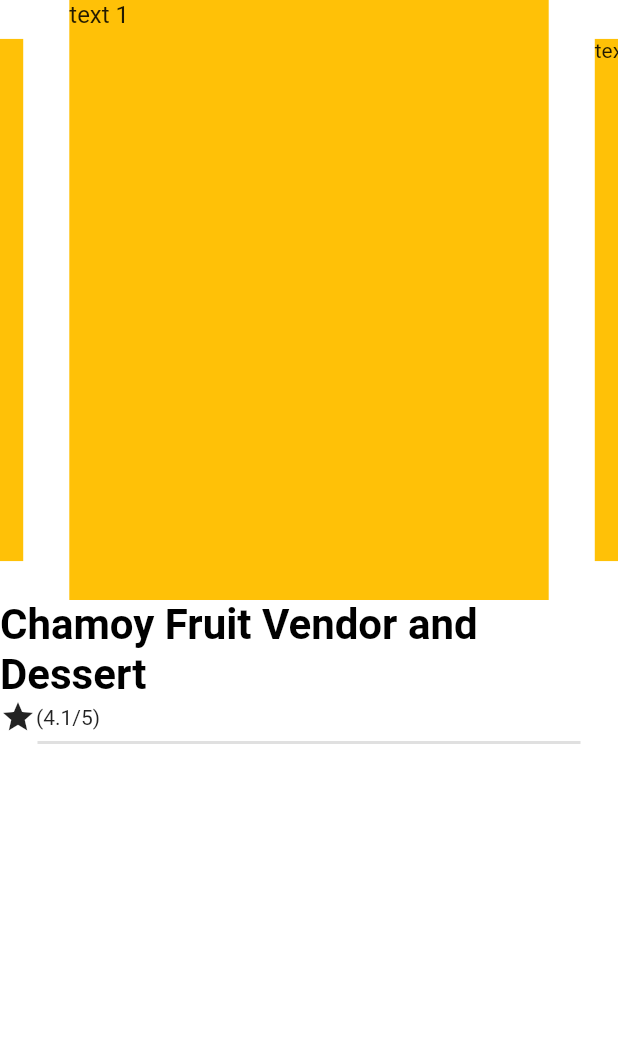
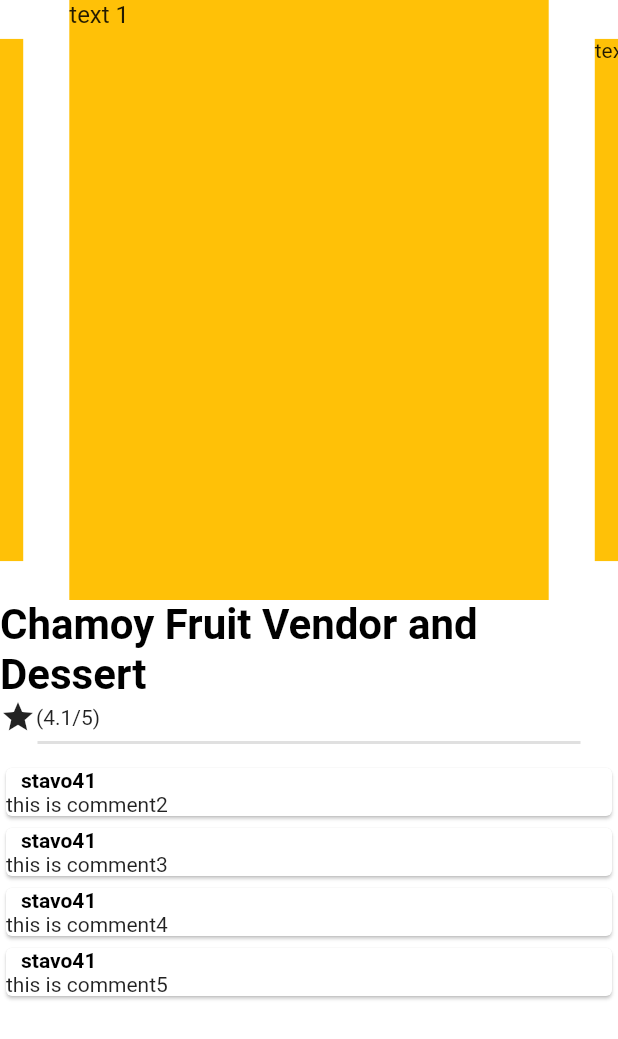
Before and after one commit to gustavojimenez41/SpotHot, a Flutter app: the Home screen opened by its route, item 2 of the bottom bar chosen, after a tap on "MORE INFO", on a phone screen of 412 x 824 dp. Shown: the top 1039 px of the screen. Run offline on Flutter 3.47's test engine with Material 2 defaults, Android fonts, the phone set to English and light mode, and no system bars; drawn by our look-alikes of carousel_slider; our stand-ins replace cloud_firestore, firebase_auth, firebase_core, firebase_storage, flushbar, geolocator and 4 more; missing offline and left inert: firebase_image; accounts and stored records are empty.

```diff
--- a/lib/components/post_tile.dart
+++ b/lib/components/post_tile.dart
@@ -71,7 +71,7 @@ class _PostTileState extends State<PostTile> {
                 decoration: BoxDecoration(
                     image: DecorationImage(
                       image: FirebaseImage(
-                          widget.postCreator.user_profile_picture,
+                          widget.postCreator.userProfilePictureLocation,
                           shouldCache: false),
                     ),
                     borderRadius: BorderRadius.circular(28.0)),
@@ -410,7 +410,7 @@ class _PostPageState extends State<PostPage> {
                                       image: DecorationImage(
                                         image: FirebaseImage(
                                             widget.postInformation.postCreator
-                                                .user_profile_picture,
+                                                .userProfilePictureLocation,
                                             shouldCache: false),
                                       ),
                                       borderRadius:
--- a/lib/main.dart
+++ b/lib/main.dart
@@ -5,6 +5,7 @@ import 'package:spot_hot/screens/registration_screen.dart';
 import 'package:spot_hot/screens/chat_screen.dart';
 import 'package:spot_hot/screens/home.dart';
 import 'package:spot_hot/screens/property_screen.dart';
+import 'package:spot_hot/screens/new_search_screen.dart';
 
 void main() => runApp(SpotHot());
 
@@ -20,6 +21,7 @@ class SpotHot extends StatelessWidget {
         ChatScreen.id: (context) => ChatScreen(),
         Home.id: (context) => Home(),
         PropertyScreen.id: (context) => PropertyScreen(),
+        SearchNew.id: (context) => SearchNew(),
       },
     );
   }
--- a/lib/models/user.dart
+++ b/lib/models/user.dart
@@ -9,8 +9,8 @@ class User {
   List<String> following;
   List<String> followers;
   String userName;
-  String user_profile_picture;
+  String userProfilePictureLocation;
 
   User(this.firstName, this.lastName, this.bio, this.uuid, this.userName,
-      this.following, this.followers, this.user_profile_picture) {}
+      this.following, this.followers, this.userProfilePictureLocation) {}
 }
--- a/lib/screens/login_screen.dart
+++ b/lib/screens/login_screen.dart
@@ -4,6 +4,7 @@ import 'package:spot_hot/constants.dart';
 import 'package:firebase_auth/firebase_auth.dart';
 import 'package:modal_progress_hud/modal_progress_hud.dart';
 import 'home.dart';
+import 'package:spot_hot/screens/new_search_screen.dart';
 
 class LoginScreen extends StatefulWidget {
   static const id = "login_screen";
@@ -68,6 +69,7 @@ class _LoginScreenState extends State<LoginScreen> {
                 title: "Log In",
                 color: Colors.lightBlueAccent,
                 onPressed: () async {
+                  // Navigator.pushNamed(context, SearchNew.id);
                   setState(() {
                     showSpinner = true;
                   });
--- a/lib/screens/maps.dart
+++ b/lib/screens/maps.dart
@@ -5,6 +5,7 @@ import 'package:google_maps_flutter/google_maps_flutter.dart';
 import 'package:geolocator/geolocator.dart';
 
 class MapsPage extends StatelessWidget {
+  static const id = "maps_page";
   @override
   Widget build(BuildContext context) {
     return MapSample();
--- a/lib/screens/profile.dart
+++ b/lib/screens/profile.dart
@@ -26,7 +26,7 @@ class _ProfileState extends State<Profile> {
   Widget _buildProfileImage(User currentUser) {
     //pull the image from the storage using the user's id
     //use the ternary operator if the path exists in firebase serve the image if not use the default profile image.
-    print('Users profile url: ${currentUser.user_profile_picture}');
+    print('Users profile url: ${currentUser.userProfilePictureLocation}');
 
     return Center(
       child: Container(
@@ -34,7 +34,7 @@ class _ProfileState extends State<Profile> {
         height: 140.0,
         decoration: BoxDecoration(
           image: DecorationImage(
-            image: FirebaseImage(currentUser.user_profile_picture,
+            image: FirebaseImage(currentUser.userProfilePictureLocation,
                 shouldCache: false),
           ),
           borderRadius: BorderRadius.circular(80.0),
--- a/lib/screens/property_screen.dart
+++ b/lib/screens/property_screen.dart
@@ -16,25 +16,34 @@ class PropertyScreen extends StatefulWidget {
 
 class _PropertyScreenState extends State<PropertyScreen> {
   final _auth = auth.FirebaseAuth.instance;
-  Widget allComments;
+  List allComments;
+  User currentUser;
+  Future<void> blehss() async {
+    // allComments = await getCommentsOnPropertyOrPost('property', 'BC7bCPBGIksnfXJon378');
+    // currentUser = await getUserByUUID(_auth.currentUser.uid);
+    allComments = [
+      {'user': 'fdlsh', 'value': 'this is comment2'},
+      {'user': 'fdlsh', 'value': 'this is comment3'},
+      {'user': 'fdlsh', 'value': 'this is comment4'},
+      {'user': 'fdlsh', 'value': 'this is comment5'},
+    ];
+    currentUser = User('gustavo', "Jimenez", "bio", "uuid", "stavo41", [], [],
+        "profileLocation");
+    return;
+  }
 
-  Future<Widget> buildCommentList() async {
+  Widget buildCommentList(List curComments) {
     List<CommentTile> commentThread = [];
-    List<Map> comments = [];
-    currentUser = await getUserByUUID(_auth.currentUser.uid);
 
-    for (var comment in comments) {
-      var commentData = {};
-      commentData = comment;
-      String commentUserId = commentData.keys.first;
-      String userComment = commentData.values.first;
+    for (var comment in curComments) {
+      String commentUserId = comment['user'];
+      String userComment = comment['value'];
 
       //get the create a user object with the user's uid
 
       //create a comment tile
       final cTile =
           CommentTile(commentCreator: currentUser, comment: userComment);
-
       commentThread.add(cTile);
     }
 
@@ -50,17 +59,6 @@ class _PropertyScreenState extends State<PropertyScreen> {
 
   @override
   Widget build(BuildContext context) {
-    List<String> bleh = [
-      "first comment",
-      "second comment",
-      "third comment",
-      "fourth comment"
-    ];
-    List<Text> listTexts = [];
-    for (String com in bleh) {
-      Text curPropretyCard = Text('$com');
-      listTexts.add(curPropretyCard);
-    }
     TextStyle _nameTextStyle = TextStyle(
       fontFamily: 'Roboto',
       color: Colors.black,
@@ -68,11 +66,12 @@ class _PropertyScreenState extends State<PropertyScreen> {
       fontWeight: FontWeight.w700,
     );
     return FutureBuilder(
-        future: buildCommentList(),
+        future: blehss(),
         builder: (context, snapshot) {
           Size screenSize = MediaQuery.of(context).size;
           if (snapshot.connectionState == ConnectionState.done) {
-            allComments = snapshot.data;
+            // allComments = snapshot.data;
+            Widget commentToShow = buildCommentList(allComments);
             List<Widget> columnValues = [
               CarouselSlider(
                 options: CarouselOptions(
@@ -122,7 +121,7 @@ class _PropertyScreenState extends State<PropertyScreen> {
                 endIndent: 25,
               ),
             ];
-            columnValues.add(allComments);
+            columnValues.add(commentToShow);
             return Scaffold(
               backgroundColor: Colors.white,
               body: SafeArea(
```
Also changed, not shown: lib/components/comment_tile.dart (+1 -12 lines), lib/components/search_input.dart (added, +23 -0 lines), lib/proxy/firestore_proxy.dart (+34 -20 lines), lib/screens/new_search_screen.dart (added, +28 -0 lines).
